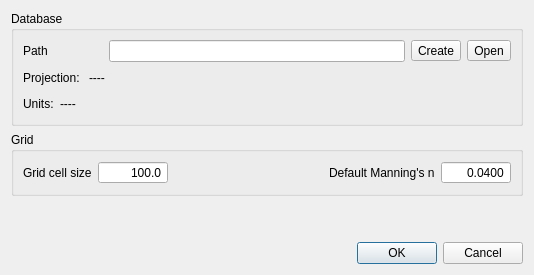
Old version of the form flo2d/ui/settings.ui in the repository FLO-2DSoftware/qgis-flo-2d-plugin.
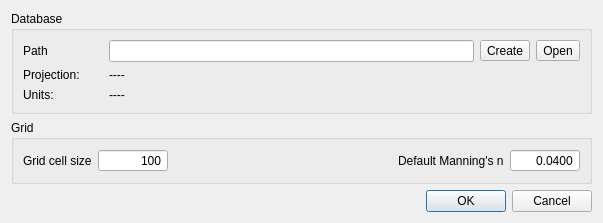
New version of the form.

Commit message: Cell size integer (#1008)

Diff of the .ui file:
```diff
--- a/flo2d/ui/settings.ui
+++ b/flo2d/ui/settings.ui
@@ -6,8 +6,8 @@
    <rect>
     <x>0</x>
     <y>0</y>
-    <width>534</width>
-    <height>275</height>
+    <width>603</width>
+    <height>207</height>
    </rect>
   </property>
   <property name="windowTitle">
@@ -21,55 +21,15 @@
      </property>
      <layout class="QVBoxLayout" name="verticalLayout_2">
       <item>
-       <layout class="QHBoxLayout" name="horizontalLayout_2">
-        <item>
-         <widget class="QLabel" name="label_3">
-          <property name="minimumSize">
-           <size>
-            <width>80</width>
-            <height>0</height>
-           </size>
-          </property>
-          <property name="maximumSize">
-           <size>
-            <width>80</width>
-            <height>16777215</height>
-           </size>
-          </property>
-          <property name="text">
-           <string>Path</string>
-          </property>
-         </widget>
-        </item>
-        <item>
-         <widget class="QLineEdit" name="gpkgPathEdit">
-          <property name="readOnly">
-           <bool>true</bool>
-          </property>
-         </widget>
-        </item>
-        <item>
-         <widget class="QToolButton" name="gpkgCreateBtn">
-          <property name="text">
-           <string>Create</string>
-          </property>
-         </widget>
-        </item>
-        <item>
+       <layout class="QGridLayout" name="gridLayout_2">
+        <item row="0" column="3">
          <widget class="QToolButton" name="gpkgOpenBtn">
           <property name="text">
            <string>Open</string>
           </property>
          </widget>
         </item>
-       </layout>
-      </item>
-      <item>
-       <layout class="QHBoxLayout" name="horizontalLayout">
-        <property name="bottomMargin">
-         <number>0</number>
-        </property>
-        <item>
+        <item row="1" column="0">
          <widget class="QLabel" name="label_5">
           <property name="sizePolicy">
            <sizepolicy hsizetype="Minimum" vsizetype="Preferred">
@@ -97,34 +57,40 @@
           </property>
          </widget>
         </item>
-        <item>
-         <widget class="QLabel" name="proj_lab">
+        <item row="0" column="0">
+         <widget class="QLabel" name="label_3">
+          <property name="minimumSize">
+           <size>
+            <width>80</width>
+            <height>0</height>
+           </size>
+          </property>
+          <property name="maximumSize">
+           <size>
+            <width>80</width>
+            <height>16777215</height>
+           </size>
+          </property>
           <property name="text">
-           <string>----</string>
+           <string>Path</string>
           </property>
          </widget>
         </item>
-        <item>
-         <spacer name="horizontalSpacer_3">
-          <property name="orientation">
-           <enum>Qt::Horizontal</enum>
+        <item row="0" column="2">
+         <widget class="QToolButton" name="gpkgCreateBtn">
+          <property name="text">
+           <string>Create</string>
           </property>
-          <property name="sizeHint" stdset="0">
-           <size>
-            <width>40</width>
-            <height>20</height>
-           </size>
+         </widget>
+        </item>
+        <item row="0" column="1">
+         <widget class="QLineEdit" name="gpkgPathEdit">
+          <property name="readOnly">
+           <bool>true</bool>
           </property>
-         </spacer>
+         </widget>
         </item>
-       </layout>
-      </item>
-      <item>
-       <layout class="QHBoxLayout" name="horizontalLayout_3">
-        <property name="bottomMargin">
-         <number>0</number>
-        </property>
-        <item>
+        <item row="2" column="0">
          <widget class="QLabel" name="label_6">
           <property name="text">
            <string>Units:</string>
@@ -134,31 +100,35 @@
           </property>
          </widget>
         </item>
-        <item>
+        <item row="2" column="1" colspan="3">
          <widget class="QLabel" name="unit_lab">
           <property name="text">
            <string>----</string>
           </property>
          </widget>
         </item>
-        <item>
-         <spacer name="horizontalSpacer_2">
-          <property name="orientation">
-           <enum>Qt::Horizontal</enum>
+        <item row="1" column="1" colspan="3">
+         <widget class="QLabel" name="proj_lab">
+          <property name="text">
+           <string>----</string>
           </property>
-          <property name="sizeHint" stdset="0">
-           <size>
-            <width>40</width>
-            <height>20</height>
-           </size>
-          </property>
-         </spacer>
+         </widget>
         </item>
        </layout>
       </item>
      </layout>
     </widget>
    </item>
+   <item row="5" column="0">
+    <widget class="QDialogButtonBox" name="btnBox">
+     <property name="orientation">
+      <enum>Qt::Horizontal</enum>
+     </property>
+     <property name="standardButtons">
+      <set>QDialogButtonBox::Cancel|QDialogButtonBox::Ok</set>
+     </property>
+    </widget>
+   </item>
    <item row="1" column="0">
     <widget class="QGroupBox" name="groupBox_2">
      <property name="title">
@@ -226,7 +196,7 @@
          </widget>
         </item>
         <item row="0" column="1">
-         <widget class="QDoubleSpinBox" name="cellSizeDSpinBox">
+         <widget class="QSpinBox" name="cellSizeDSpinBox">
           <property name="sizePolicy">
            <sizepolicy hsizetype="Preferred" vsizetype="Fixed">
             <horstretch>0</horstretch>
@@ -245,17 +215,11 @@
           <property name="buttonSymbols">
            <enum>QAbstractSpinBox::NoButtons</enum>
           </property>
-          <property name="decimals">
-           <number>1</number>
-          </property>
-          <property name="minimum">
-           <double>0.100000000000000</double>
-          </property>
           <property name="maximum">
-           <double>100000.000000000000000</double>
+           <number>10000</number>
           </property>
           <property name="value">
-           <double>100.000000000000000</double>
+           <number>100</number>
           </property>
          </widget>
         </item>
@@ -265,16 +229,6 @@
     </widget>
    </item>
    <item row="6" column="0">
-    <widget class="QDialogButtonBox" name="btnBox">
-     <property name="orientation">
-      <enum>Qt::Horizontal</enum>
-     </property>
-     <property name="standardButtons">
-      <set>QDialogButtonBox::Cancel|QDialogButtonBox::Ok</set>
-     </property>
-    </widget>
-   </item>
-   <item row="5" column="0">
     <spacer name="verticalSpacer">
      <property name="orientation">
       <enum>Qt::Vertical</enum>
```
The commit also changes 15 other files.
